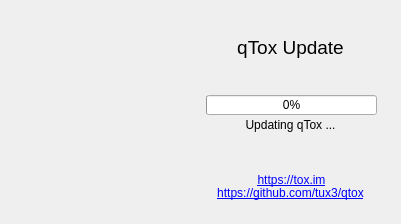
Before: the Qt Designer form updater/widget.ui in qTox/qTox, drawn with Qt 5.
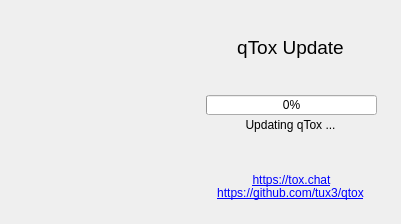
After: the same form once the commit is applied. Icons and pictures are not drawn.

Commit message: Dust off windows updater code

```diff
--- a/updater/widget.ui
+++ b/updater/widget.ui
@@ -84,7 +84,7 @@
     </rect>
    </property>
    <property name="text">
-    <string>&lt;a href=&quot;https://tox.im&quot;&gt;https://tox.im&lt;/a&gt;</string>
+    <string>&lt;html&gt;&lt;head/&gt;&lt;body&gt;&lt;p&gt;&lt;a href=&quot;https://tox.im&quot;&gt;&lt;span style=&quot; text-decoration: underline; color:#0000ff;&quot;&gt;https://tox.chat&lt;/span&gt;&lt;/a&gt;&lt;/p&gt;&lt;/body&gt;&lt;/html&gt;</string>
    </property>
    <property name="alignment">
     <set>Qt::AlignCenter</set>
```
The commit also changes 5 other files.
